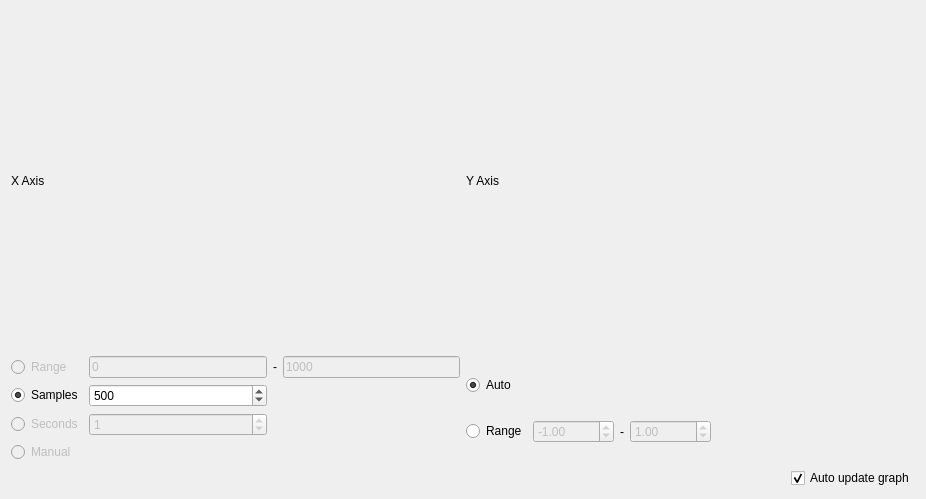
Qt form src/cfclient/ui/widgets/plotter.ui (bitcraze/crazyflie-clients-python) before a commit.
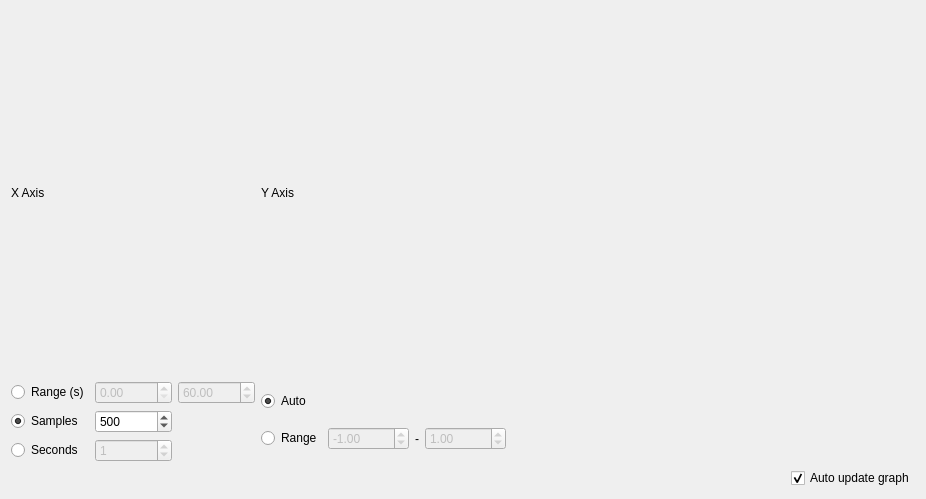
The same form after that commit.

Commit message: Implement x axis manipulation in plotting tab

Diff of the .ui file:
```diff
--- a/src/cfclient/ui/widgets/plotter.ui
+++ b/src/cfclient/ui/widgets/plotter.ui
@@ -31,20 +31,51 @@
           <layout class="QGridLayout" name="gridLayout">
            <item row="1" column="0">
             <layout class="QGridLayout" name="gridLayout_5">
+             <item row="0" column="0">
+              <widget class="QRadioButton" name="_enable_range_x">
+               <property name="text">
+                <string>Range (s)</string>
+               </property>
+               <property name="autoExclusive">
+                <bool>false</bool>
+               </property>
+              </widget>
+             </item>
              <item row="0" column="1">
-              <widget class="QLineEdit" name="_range_x_min">
+              <widget class="QDoubleSpinBox" name="_range_x_min">
                <property name="enabled">
                 <bool>false</bool>
                </property>
-               <property name="text">
-                <string>0</string>
+               <property name="minimum">
+                <double>0</double>
+               </property>
+               <property name="maximum">
+                <double>86400</double>
+               </property>
+               <property name="singleStep">
+                <double>1</double>
+               </property>
+               <property name="value">
+                <double>0</double>
                </property>
               </widget>
              </item>
-             <item row="0" column="2">
-              <widget class="QLabel" name="label_2">
-               <property name="text">
-                <string>-</string>
+             <item row="0" column="4">
+              <widget class="QDoubleSpinBox" name="_range_x_max">
+               <property name="enabled">
+                <bool>false</bool>
+               </property>
+               <property name="minimum">
+                <double>0</double>
+               </property>
+               <property name="maximum">
+                <double>86400</double>
+               </property>
+               <property name="singleStep">
+                <double>1</double>
+               </property>
+               <property name="value">
+                <double>60</double>
                </property>
               </widget>
              </item>
@@ -70,7 +101,7 @@
                 <string/>
                </property>
                <property name="maximum">
-                <number>2000</number>
+                <number>3000</number>
                </property>
                <property name="singleStep">
                 <number>100</number>
@@ -80,47 +111,8 @@
                </property>
               </widget>
              </item>
-             <item row="0" column="3">
-              <widget class="QLineEdit" name="_range_x_max">
-               <property name="enabled">
-                <bool>false</bool>
-               </property>
-               <property name="text">
-                <string>1000</string>
-               </property>
-              </widget>
-             </item>
-             <item row="0" column="0">
-              <widget class="QRadioButton" name="_enable_range_x">
-               <property name="enabled">
-                <bool>false</bool>
-               </property>
-               <property name="text">
-                <string>Range</string>
-               </property>
-               <property name="autoExclusive">
-                <bool>false</bool>
-               </property>
-              </widget>
-             </item>
-             <item row="3" column="0">
-              <widget class="QRadioButton" name="_enable_manual_x">
-               <property name="enabled">
-                <bool>false</bool>
-               </property>
-               <property name="text">
-                <string>Manual</string>
-               </property>
-               <property name="autoExclusive">
-                <bool>false</bool>
-               </property>
-              </widget>
-             </item>
              <item row="2" column="0">
               <widget class="QRadioButton" name="_enable_seconds_x">
-               <property name="enabled">
-                <bool>false</bool>
-               </property>
                <property name="text">
                 <string>Seconds</string>
                </property>
```
The commit also changes 1 other file.
